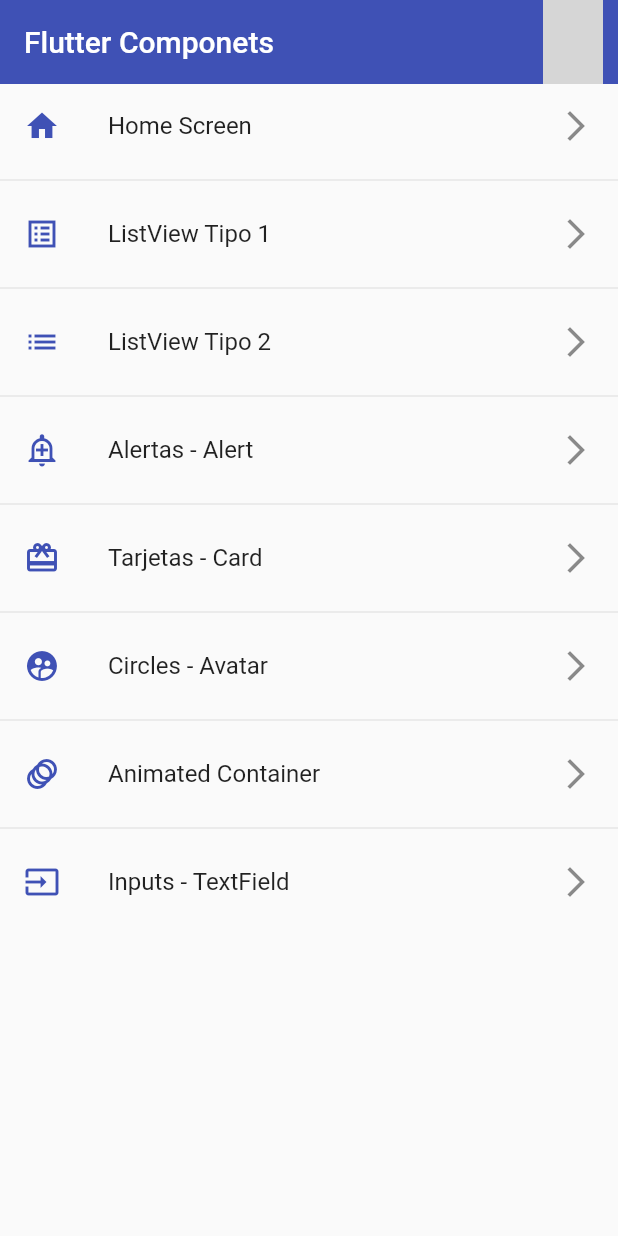
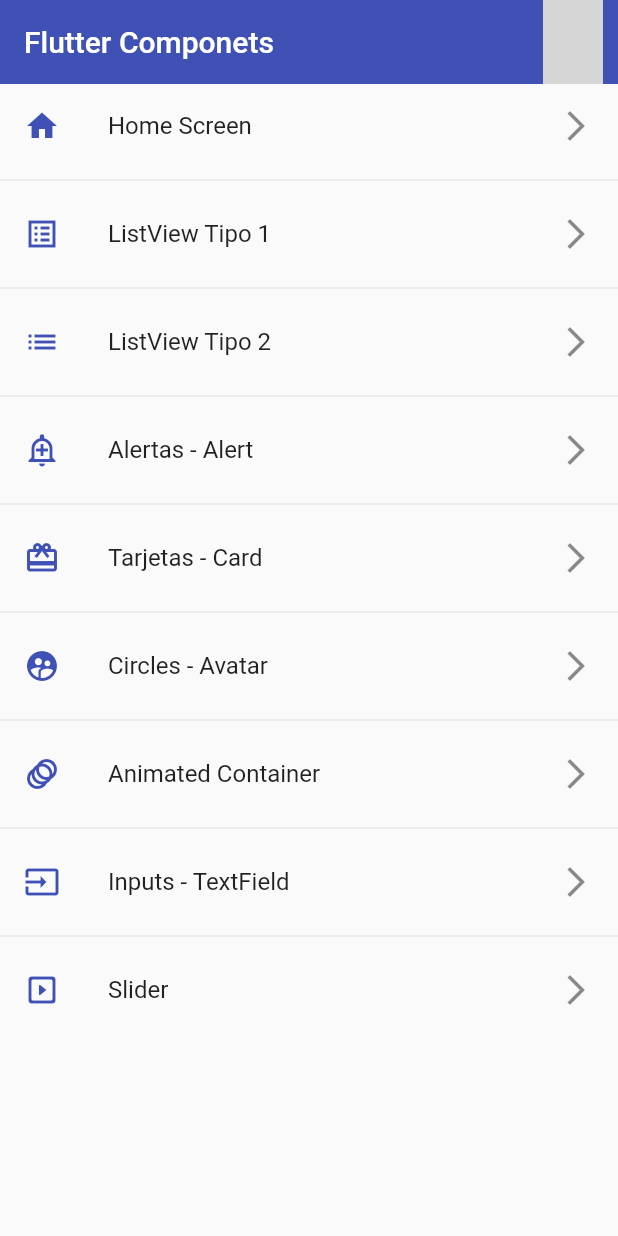
Before and after one commit to manuelduarte077/flutter-examples, a Flutter app: the screen it shows after launch, on a phone screen of 412 x 824 dp. Run offline on Flutter 3.47's test engine with Material 2 defaults, Android fonts, the phone set to English and light mode, and no system bars; network calls fail; grey boxes are pictures that could not be loaded.

Commit message:
feat(widget): slider

```diff
--- a/lib/src/routes/app_routes.dart
+++ b/lib/src/routes/app_routes.dart
@@ -50,10 +50,16 @@
       screen: const AnimatedScreen(),
     ),
     MenuOption(
-      route: 'Inputs',
+      route: 'inputs',
       name: 'Inputs - TextField',
       icon: Icons.input,
       screen: const InputScreen(),
+    ),
+    MenuOption(
+      route: 'slider',
+      name: 'Slider ',
+      icon: Icons.slideshow_rounded,
+      screen: const SliderScreen(),
     ),
   ];
 
--- a/lib/src/screens/screens.dart
+++ b/lib/src/screens/screens.dart
@@ -6,3 +6,5 @@
 export 'package:fl_components/src/screens/avatar/circle_avatar.dart';
 export 'package:fl_components/src/screens/animated/animated_screens.dart';
 export 'package:fl_components/src/screens/forms/input_screen.dart';
+
+export 'package:fl_components/src/screens/slider/slider_screen.dart';
```
Also changed, not shown: lib/src/screens/slider/slider_screen.dart (added, +62 -0 lines).
